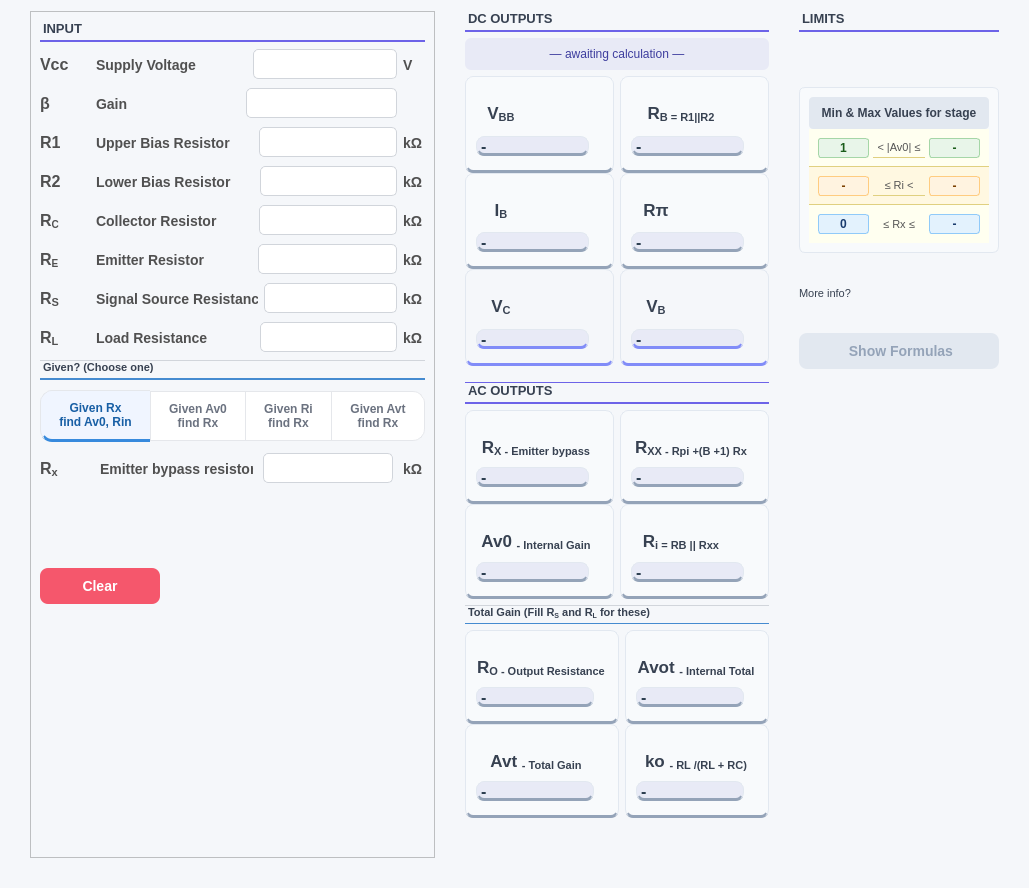
Qt form ui/ce_cc_analysis_design/amp_analysis_inovative.ui (Yasser-Daffa/ee311-transistor-calc) before a commit.
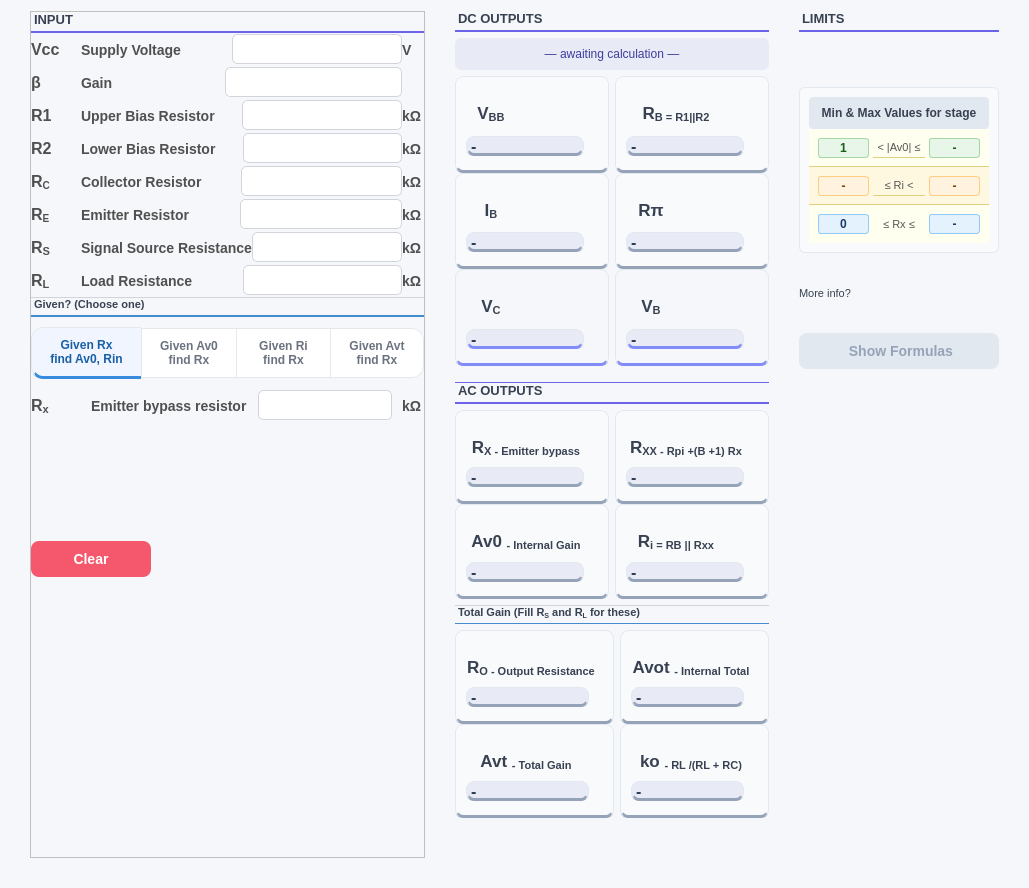
The same form after that commit.

Commit message: Progress: Design+Analysis Done for ce+cc, + main dashboards Done

The edit to the form file:
```diff
--- a/ui/ce_cc_analysis_design/amp_analysis_inovative.ui
+++ b/ui/ce_cc_analysis_design/amp_analysis_inovative.ui
@@ -58,6 +58,21 @@
         <enum>QFrame::Shadow::Raised</enum>
        </property>
        <layout class="QVBoxLayout" name="verticalLayout_8">
+        <property name="spacing">
+         <number>0</number>
+        </property>
+        <property name="leftMargin">
+         <number>0</number>
+        </property>
+        <property name="topMargin">
+         <number>0</number>
+        </property>
+        <property name="rightMargin">
+         <number>0</number>
+        </property>
+        <property name="bottomMargin">
+         <number>0</number>
+        </property>
         <item>
          <layout class="QVBoxLayout" name="verticalLayout_9">
           <property name="sizeConstraint">
```
The commit also changes 16 other files.
